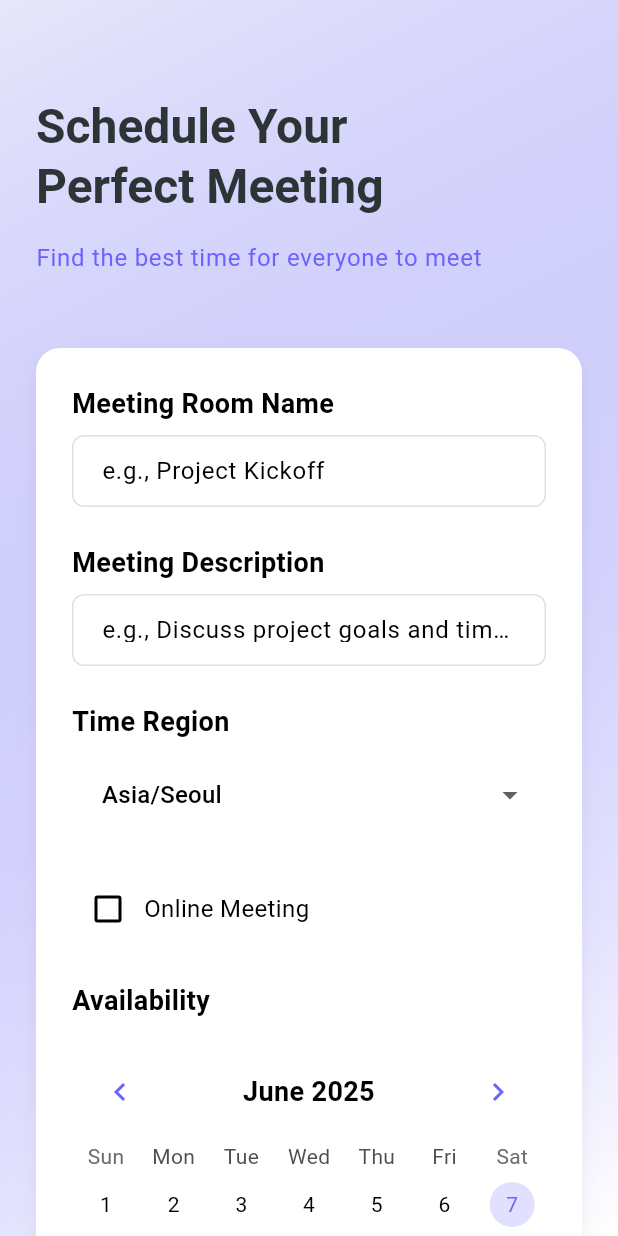
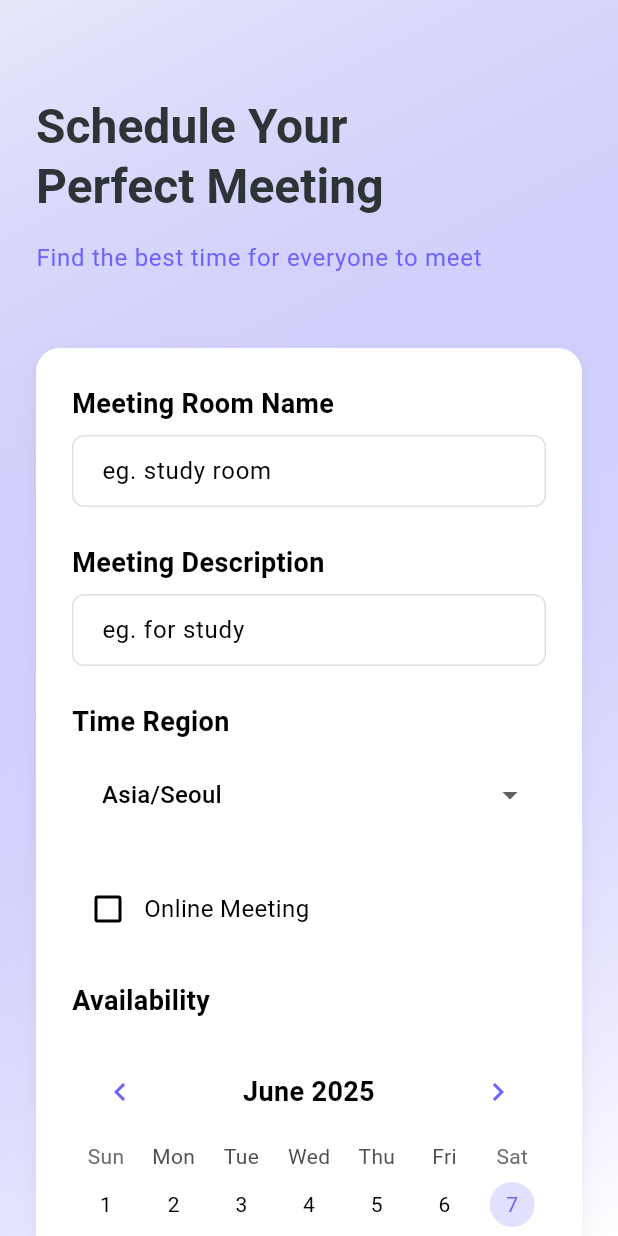
Before and after one commit to hhe5361/modified-when2meet-flutter, a Flutter app: the screen it shows after launch, on a phone screen of 412 x 824 dp. Run offline on Flutter 3.47's test engine with Material 3 defaults, Android fonts, the phone set to English and light mode, and no system bars; drawn by our look-alikes of table_calendar; our stand-ins replace go_router; accounts and stored records are empty.

Commit message:
feat : final

```diff
--- a/lib/models/notice/model.dart
+++ b/lib/models/notice/model.dart
@@ -18,9 +18,9 @@ class Notice {
     return Notice(
       id: json['id'],
       userName: json['user_name'],
+      createdAt: DateTime.parse(json['created_at']),
+      updatedAt: DateTime.parse(json['updated_at']),
       content: json['content'],
-      createdAt: json['created_at'],
-      updatedAt: json['updated_at'],
     );
   }
 }
--- a/lib/repository/room_repository.dart
+++ b/lib/repository/room_repository.dart
@@ -51,7 +51,7 @@ class RoomRepository {
   Future<Map<String, dynamic>> getResult(String url) =>
     _get(AppConstants.getResultEndpoint, (res) => res['data'], url: url);
 
-  Future<Map<String, dynamic>> createNotice(CreateNoticeRequest req, String url, String token) =>
+  Future<String> createNotice(CreateNoticeRequest req, String url, String token) =>
     _post(AppConstants.createNotice, req.toJson() , (res) => res['message'],  url: url, token: token);
 
   Future<NoticeResponse> getNotices(String url) =>
--- a/lib/view/widgets/create_room_form.dart
+++ b/lib/view/widgets/create_room_form.dart
@@ -1,6 +1,7 @@
 import 'package:flutter/material.dart';
 import 'package:flutter/widgets.dart';
 import 'package:go_router/go_router.dart';
+import 'package:my_web/constants/enum/time_region.dart';
 import 'package:my_web/models/room/model.dart';
 import 'package:my_web/view/widgets/custom_button.dart';
 import 'package:my_web/view/widgets/custom_test_field.dart';
@@ -30,16 +31,7 @@ class _CreateRoomFormState extends State<CreateRoomForm> {
   String _selectedTimeRegion = 'Asia/Seoul';
   bool _isOnlineMeeting = false;
 
-  final List<String> _timeRegions = [
-    'Asia/Seoul',
-    'America/New_York',
-    'America/Los_Angeles',
-    'Europe/London',
-    'Europe/Paris',
-    'Asia/Tokyo',
-    'Asia/Shanghai',
-    'Australia/Sydney'
-  ];
+final List<String> _timeRegions = TimeRegion.values.map((e) => e.value).toList();
 
   void _validateAndSetTime(TextEditingController controller, int? Function() getCurrentTime, void Function(int) setTime) {
     final value = int.tryParse(controller.text);
@@ -122,7 +114,7 @@ class _CreateRoomFormState extends State<CreateRoomForm> {
           const SizedBox(height: 8),
           CustomTextField(
             controller: _roomNameController,
-            labelText: 'e.g., Project Kickoff',
+            labelText: 'eg. study room',
             validator: (value) {
               if (value == null || value.isEmpty) {
                 return 'Please enter a room name';
@@ -138,7 +130,7 @@ class _CreateRoomFormState extends State<CreateRoomForm> {
           const SizedBox(height: 8),
           CustomTextField(
             controller: _meetingDescriptionController,
-            labelText: 'e.g., Discuss project goals and timelines',
+            labelText: 'eg. for study',
             // Not required by API, so no validator
           ),
           const SizedBox(height: 24),
@@ -217,7 +209,7 @@ class _CreateRoomFormState extends State<CreateRoomForm> {
                     const SizedBox(height: 8),
                     CustomTextField(
                       controller: _startTimeController,
-                      labelText: 'e.g., 9',
+                      labelText: 'eg. 1',
                       keyboardType: TextInputType.number,
                       validator: (value) {
                         if (value == null || value.isEmpty) {
@@ -250,7 +242,7 @@ class _CreateRoomFormState extends State<CreateRoomForm> {
                     const SizedBox(height: 8),
                     CustomTextField(
                       controller: _endTimeController,
-                      labelText: 'e.g., 17',
+                      labelText: 'eg. 23',
                       keyboardType: TextInputType.number,
                       validator: (value) {
                         if (value == null || value.isEmpty) {
@@ -323,7 +315,7 @@ class _CreateRoomFormState extends State<CreateRoomForm> {
           Align(
             alignment: Alignment.centerRight,
             child: CustomButton(
-              text: 'Create Meeting Room',
+              text: 'Create Room',
               onPressed: _createRoom,
               isLoading: homeViewModel.isLoading,
               width: 200,
```
Also changed, not shown: lib/models/notice/response.dart (+8 -5 lines), lib/view/pages/room_detail_screen.dart (+141 -80 lines), lib/view/widgets/notice_panel.dart (+100 -93 lines).
